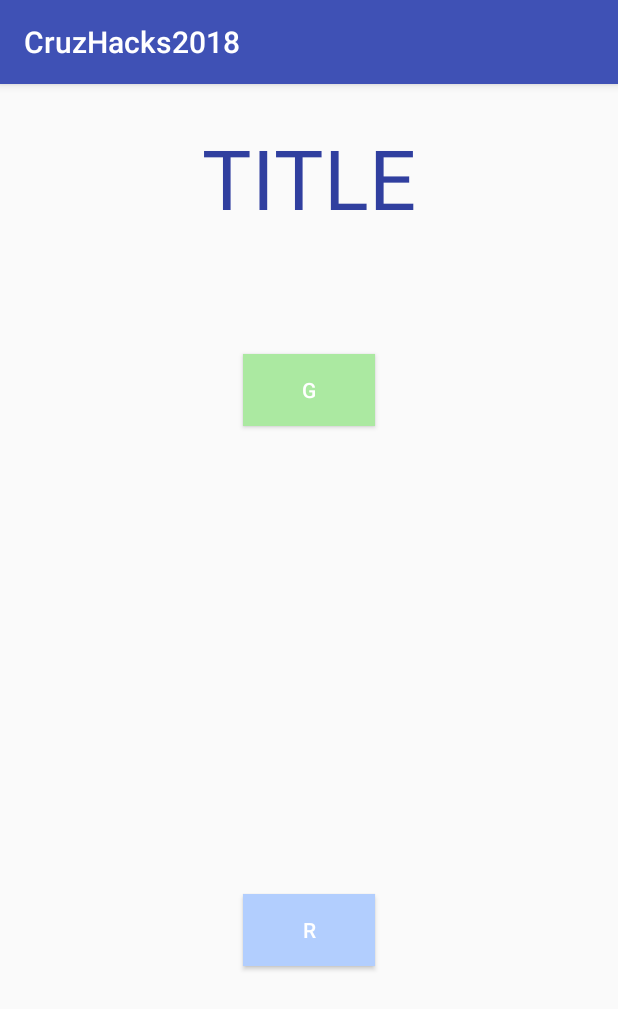
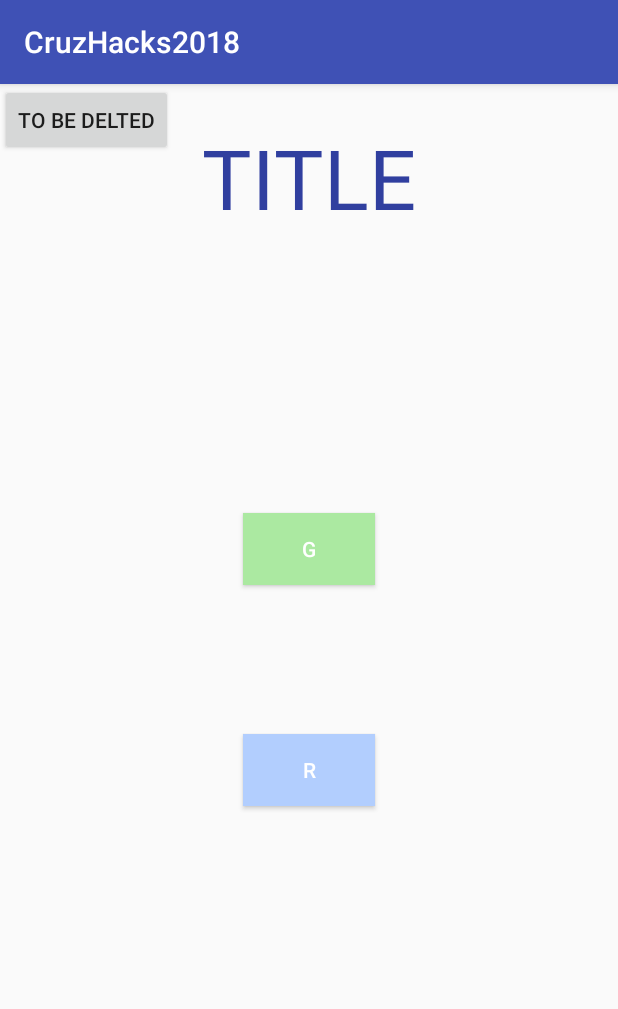
Before and after one commit to tiluong/CruzHacks2018, an Android app: the screen it shows after launch (MainActivity), on a phone screen of 412 x 824 dp. Shown: the top 1009 px of the screen. Run offline under Robolectric (Android 15) with nearby library versions, the phone set to English and light mode, and no system bars.

Commit message:
Donor Activity

```diff
--- a/app/src/main/java/tiff/cruzhacks2018/MainActivity.java
+++ b/app/src/main/java/tiff/cruzhacks2018/MainActivity.java
@@ -23,4 +23,9 @@ public class MainActivity extends AppCompatActivity {
         Intent myIntent = new Intent(this, Receive.class);
         startActivity(myIntent);
     }
+
+    public void onClickD(View v){
+        Intent myIntent = new Intent(this, DonorTasks.class);
+        startActivity(myIntent);
+    }
 }
--- a/app/src/main/res/layout/activity_main.xml
+++ b/app/src/main/res/layout/activity_main.xml
@@ -13,13 +13,19 @@
         android:textSize="25pt"
         android:layout_marginTop="25dp"/>
 
+    <TextView
+        android:id="@+id/placement"
+        android:layout_width="wrap_content"
+        android:layout_height="wrap_content"
+        android:layout_centerInParent="true"/>
+
     <Button
         android:id="@+id/G"
         android:layout_width="wrap_content"
         android:layout_height="wrap_content"
-        android:layout_alignParentTop="true"
         android:layout_centerHorizontal="true"
-        android:layout_marginTop="180dp"
+        android:layout_above="@+id/placement"
+        android:layout_marginBottom="40dp"
         android:background="@color/Green"
         android:onClick="onClickG"
         android:text="G"
@@ -29,11 +35,17 @@
         android:id="@+id/R"
         android:layout_width="wrap_content"
         android:layout_height="wrap_content"
-        android:layout_alignParentBottom="true"
         android:layout_centerHorizontal="true"
-        android:layout_marginBottom="180dp"
+        android:layout_below="@+id/placement"
+        android:layout_marginTop="40dp"
         android:text="R"
         android:background="@color/Blue"
         android:textColor="@color/white"
         android:onClick="onClickR"/>
+
+    <Button
+        android:layout_width="wrap_content"
+        android:layout_height="wrap_content"
+        android:onClick="onClickD"
+        android:text="TO BE DELTED" />
 </RelativeLayout>
```
Also changed, not shown: app/src/main/AndroidManifest.xml (+13 -7 lines), app/src/main/java/tiff/cruzhacks2018/DonorTasks.java (added, +33 -0 lines), app/src/main/res/layout/activity_donor_tasks.xml (added, +45 -0 lines).
